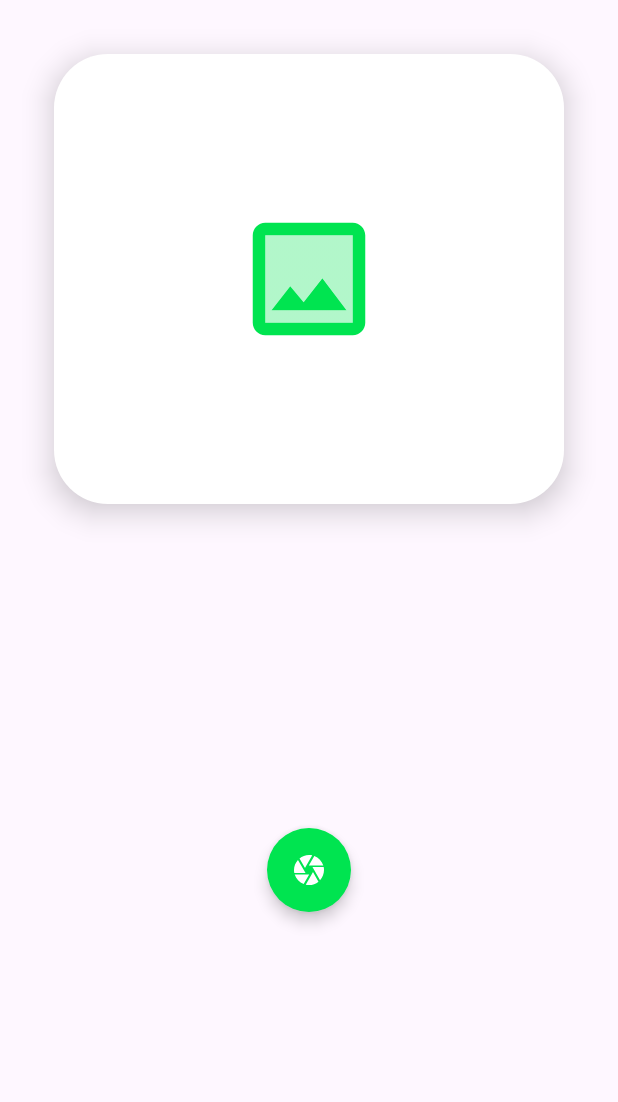
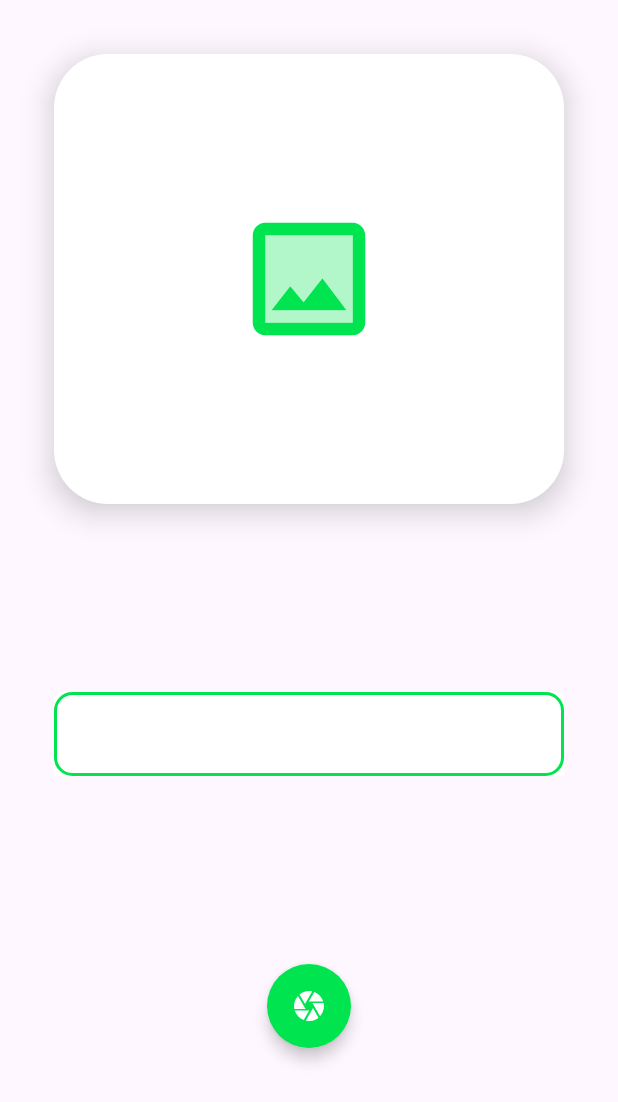
Before and after one commit to JorgeAgulloM/FireStorage, an Android app built with Jetpack Compose: the UploadComposeActivity screen opened directly, with no data from a screen before it, on a phone screen of 412 x 824 dp. Shown: the top 1102 px of the screen. Run offline under Robolectric (Android 15) with nearby library versions, the phone set to English and light mode, and no system bars; our stand-ins replace Dagger/Hilt's generated code, Firebase (no records; nobody signed in at launch, a user with empty details on screens opened directly); pictures from the network do not load.

```diff
--- a/app/src/main/java/com/softyorch/firestorage/ui/compose/upload/UploadComposeActivity.kt
+++ b/app/src/main/java/com/softyorch/firestorage/ui/compose/upload/UploadComposeActivity.kt
@@ -9,6 +9,7 @@ import androidx.activity.result.contract.ActivityResultContracts
 import androidx.activity.viewModels
 import androidx.appcompat.app.AppCompatActivity
 import androidx.compose.foundation.BorderStroke
+import androidx.compose.foundation.border
 import androidx.compose.foundation.layout.Box
 import androidx.compose.foundation.layout.Column
 import androidx.compose.foundation.layout.Spacer
@@ -18,12 +19,16 @@ import androidx.compose.foundation.layout.height
 import androidx.compose.foundation.layout.padding
 import androidx.compose.foundation.layout.size
 import androidx.compose.foundation.shape.RoundedCornerShape
+import androidx.compose.foundation.text.KeyboardOptions
 import androidx.compose.material.Card
 import androidx.compose.material.CircularProgressIndicator
 import androidx.compose.material.FloatingActionButton
 import androidx.compose.material.Icon
 import androidx.compose.material.OutlinedButton
 import androidx.compose.material.Text
+import androidx.compose.material.TextField
+import androidx.compose.material.TextFieldDefaults
+import androidx.compose.material.TextFieldDefaults.textFieldColors
 import androidx.compose.runtime.Composable
 import androidx.compose.runtime.collectAsState
 import androidx.compose.runtime.getValue
@@ -32,10 +37,17 @@ import androidx.compose.runtime.remember
 import androidx.compose.runtime.setValue
 import androidx.compose.ui.Alignment
 import androidx.compose.ui.Modifier
+import androidx.compose.ui.focus.FocusRequester
+import androidx.compose.ui.focus.focusRequester
 import androidx.compose.ui.graphics.Color
+import androidx.compose.ui.graphics.Color.Companion.Transparent
+import androidx.compose.ui.graphics.Color.Companion.White
 import androidx.compose.ui.layout.ContentScale
+import androidx.compose.ui.platform.LocalFocusManager
 import androidx.compose.ui.res.colorResource
 import androidx.compose.ui.res.painterResource
+import androidx.compose.ui.text.input.ImeAction
+import androidx.compose.ui.text.input.KeyboardType
 import androidx.compose.ui.unit.dp
 import androidx.compose.ui.window.Dialog
 import androidx.core.content.FileProvider
@@ -74,11 +86,17 @@ class UploadComposeActivity : AppCompatActivity() {
         var uri: Uri? by remember { mutableStateOf(null) }
         var resultUri: Uri? by remember { mutableStateOf(value = null) }
         val isLoading: Boolean by viewModel.isLoading.collectAsState()
+        var userTitle: String by remember { mutableStateOf(value = "") }
+
+        val focusRequester = remember { FocusRequester() }
+        val focusManager = LocalFocusManager.current
 
         val intentCameraLauncher =
             rememberLauncherForActivityResult(ActivityResultContracts.TakePicture()) {
                 if (it && uri?.path?.isNotEmpty() == true) {
                     viewModel.uploadAndGetImage(uri!!) { newUri ->
+                        userTitle = ""
+                        focusManager.clearFocus()
                         resultUri = newUri
                     }
                 }
@@ -98,7 +116,7 @@ class UploadComposeActivity : AppCompatActivity() {
             Card(shape = RoundedCornerShape(12), elevation = 12.dp) {
                 Column(modifier = Modifier.padding(24.dp)) {
                     MyButton(text = "Camera") {
-                        uri = generateUri()
+                        uri = generateUri(userTitle)
                         intentCameraLauncher.launch(uri)
                         showImageDialog = false
                     }
@@ -147,6 +165,30 @@ class UploadComposeActivity : AppCompatActivity() {
                 }
             }
             Spacer(modifier = Modifier.weight(1f))
+            TextField(
+                value = userTitle,
+                onValueChange = { userTitle = it },
+                modifier = Modifier.fillMaxWidth()
+                    .padding(horizontal = 36.dp)
+                    .border(
+                        width = 2.dp,
+                        color = colorResource(id = R.color.green),
+                        shape = RoundedCornerShape(22)
+                    )
+                    .focusRequester(focusRequester),
+                colors = textFieldColors(
+                    backgroundColor = White,
+                    focusedIndicatorColor = Transparent,
+                    unfocusedIndicatorColor = Transparent
+                ),
+                maxLines = 1,
+                singleLine = true,
+                keyboardOptions = KeyboardOptions(
+                    keyboardType = KeyboardType.Text,
+                    imeAction = ImeAction.Done
+                )
+            )
+            Spacer(modifier = Modifier.weight(1f))
             Box(modifier = Modifier.fillMaxWidth(), contentAlignment = Alignment.Center) {
                 FloatingActionButton(
                     onClick = { showImageDialog = true },
@@ -155,7 +197,7 @@ class UploadComposeActivity : AppCompatActivity() {
                     Icon(
                         painter = painterResource(R.drawable.ic_camera),
                         contentDescription = null,
-                        tint = Color.White
+                        tint = White
                     )
                 }
             }
@@ -176,16 +218,21 @@ class UploadComposeActivity : AppCompatActivity() {
         }
     }
 
-    private fun generateUri(): Uri {
+    private fun generateUri(userTitle: String): Uri {
         return FileProvider.getUriForFile(
             Objects.requireNonNull(this),
             "com.softyorch.firestorage.provider",
-            createFile()
+            createFile(userTitle)
         )
     }
 
-    private fun createFile(): File {
-        val name = SimpleDateFormat("yyyyMMdd_hhmmss", Locale.ROOT).format(Date()) + "_image_"
+    private fun createFile(userTitle: String): File {
+        val name = userTitle.ifEmpty {
+            SimpleDateFormat(
+                "yyyyMMdd_hhmmss",
+                Locale.ROOT
+            ).format(Date()) + "_image_"
+        }
         return File.createTempFile(name, ".jpg", externalCacheDir)
     }
 }
```
